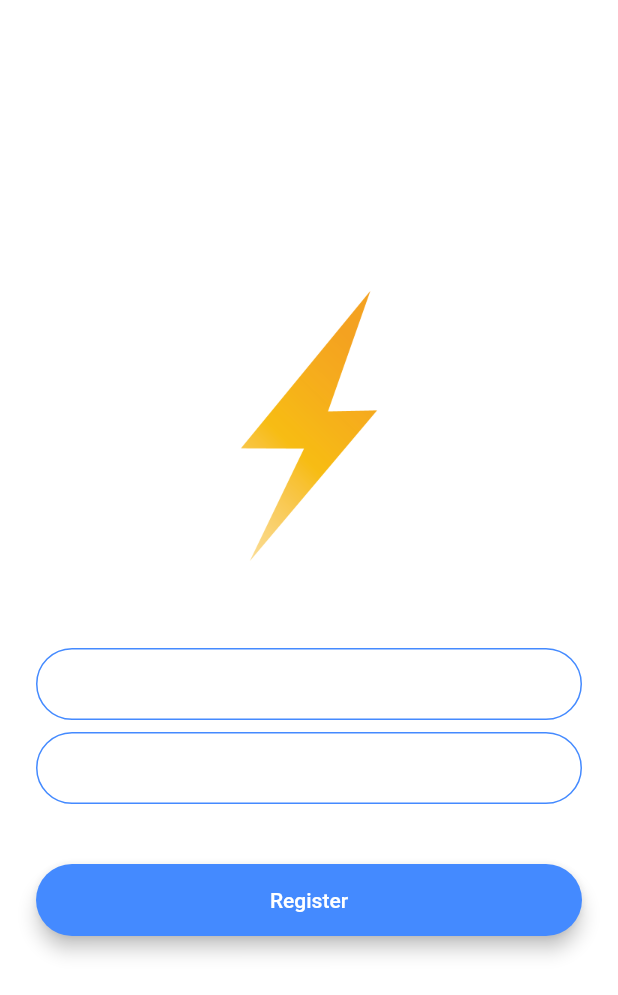
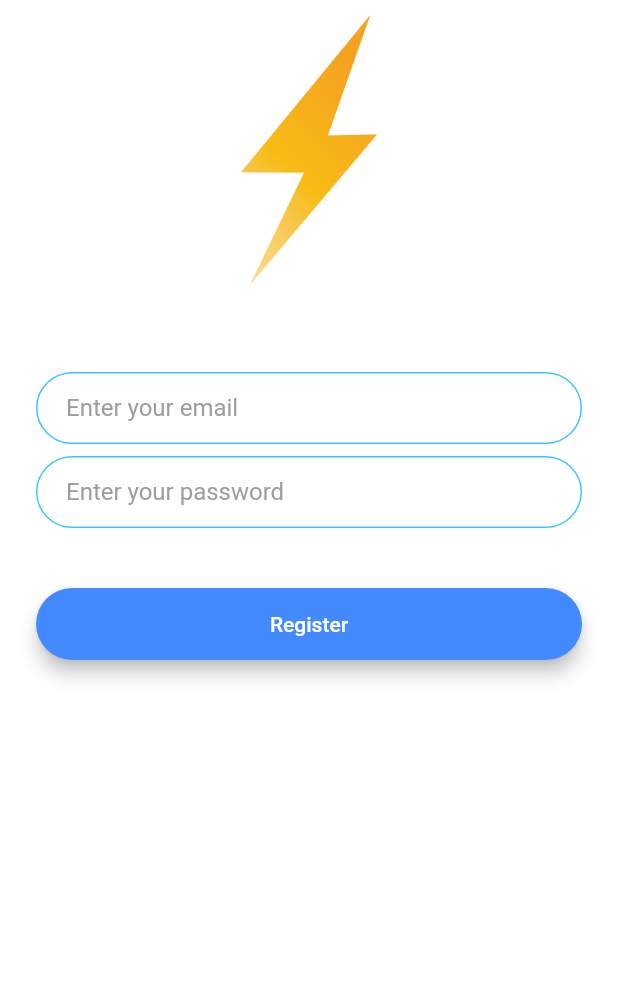
Before and after one commit to littlewind/flutter-dev-bootcamp, a Flutter app: the screen it shows after launch, after a tap on "Register", on a phone screen of 412 x 824 dp. Shown: the top 995 px of the screen. Run offline on Flutter 3.47's test engine with Material 2 defaults, Android fonts, the phone set to English and light mode, and no system bars; our stand-ins replace animated_text_kit, audioplayers, flutter_spinkit, font_awesome_flutter, geolocator, rflutter_alert.

Commit message:
Prepackaged Animation & Code Refactoring

```diff
--- /dev/null
+++ b/flash_chat/lib/components/rounded_button.dart
@@ -0,0 +1,31 @@
+import 'package:flutter/material.dart';
+
+class RoundedButton extends StatelessWidget {
+
+  RoundedButton({@required this.title, @required this.color, @required this.onPressed});
+
+  final String title;
+  final Color color;
+  final Function onPressed;
+
+  @override
+  Widget build(BuildContext context) {
+    return Padding(
+      padding: EdgeInsets.symmetric(vertical: 16.0),
+      child: Material(
+        elevation: 5.0,
+        color: color,
+        borderRadius: BorderRadius.circular(30.0),
+        child: MaterialButton(
+          onPressed: onPressed,
+          minWidth: 200.0,
+          height: 42.0,
+          child: Text(
+            title,
+          ),
+        ),
+      ),
+    );
+  }
+
+}
--- a/flash_chat/lib/constants.dart
+++ b/flash_chat/lib/constants.dart
@@ -17,3 +17,20 @@
     top: BorderSide(color: Colors.lightBlueAccent, width: 2.0),
   ),
 );
+
+const kTextFieldDecoration = InputDecoration(
+  hintText: 'Enter your email',
+  hintStyle: TextStyle(color: Colors.grey),
+  contentPadding: EdgeInsets.symmetric(vertical: 10.0, horizontal: 20.0),
+  border: OutlineInputBorder(
+    borderRadius: BorderRadius.all(Radius.circular(32.0)),
+  ),
+  enabledBorder: OutlineInputBorder(
+    borderSide: BorderSide(color: Colors.lightBlueAccent, width: 1.0),
+    borderRadius: BorderRadius.all(Radius.circular(32.0)),
+  ),
+  focusedBorder: OutlineInputBorder(
+    borderSide: BorderSide(color: Colors.lightBlueAccent, width: 2.0),
+    borderRadius: BorderRadius.all(Radius.circular(32.0)),
+  ),
+);
--- a/flash_chat/lib/screens/login_screen.dart
+++ b/flash_chat/lib/screens/login_screen.dart
@@ -1,3 +1,5 @@
+import 'package:flash_chat/components/rounded_button.dart';
+import 'package:flash_chat/constants.dart';
 import 'package:flutter/material.dart';
 
 class LoginScreen extends StatefulWidget {
@@ -14,6 +16,7 @@
       backgroundColor: Colors.white,
       body: Padding(
         padding: EdgeInsets.symmetric(horizontal: 24.0),
+        child: SingleChildScrollView(
           child: Column(
             mainAxisAlignment: MainAxisAlignment.center,
             crossAxisAlignment: CrossAxisAlignment.stretch,
@@ -32,24 +35,8 @@
                 onChanged: (value) {
                   //Do something with the user input.
                 },
-              decoration: InputDecoration(
-                hintText: 'Enter your email',
-                contentPadding:
-                    EdgeInsets.symmetric(vertical: 10.0, horizontal: 20.0),
-                border: OutlineInputBorder(
-                  borderRadius: BorderRadius.all(Radius.circular(32.0)),
-                ),
-                enabledBorder: OutlineInputBorder(
-                  borderSide:
-                      BorderSide(color: Colors.lightBlueAccent, width: 1.0),
-                  borderRadius: BorderRadius.all(Radius.circular(32.0)),
-                ),
-                focusedBorder: OutlineInputBorder(
-                  borderSide:
-                      BorderSide(color: Colors.lightBlueAccent, width: 2.0),
-                  borderRadius: BorderRadius.all(Radius.circular(32.0)),
-                ),
-              ),
+                style: TextStyle(color: Colors.black),
+                decoration: kTextFieldDecoration,
               ),
               SizedBox(
                 height: 8.0,
@@ -58,47 +45,20 @@
                 onChanged: (value) {
                   //Do something with the user input.
                 },
-              decoration: InputDecoration(
-                hintText: 'Enter your password.',
-                contentPadding:
-                    EdgeInsets.symmetric(vertical: 10.0, horizontal: 20.0),
-                border: OutlineInputBorder(
-                  borderRadius: BorderRadius.all(Radius.circular(32.0)),
-                ),
-                enabledBorder: OutlineInputBorder(
-                  borderSide:
-                      BorderSide(color: Colors.lightBlueAccent, width: 1.0),
-                  borderRadius: BorderRadius.all(Radius.circular(32.0)),
-                ),
-                focusedBorder: OutlineInputBorder(
-                  borderSide:
-                      BorderSide(color: Colors.lightBlueAccent, width: 2.0),
-                  borderRadius: BorderRadius.all(Radius.circular(32.0)),
-                ),
-              ),
+                style: TextStyle(color: Colors.black),
+                decoration: kTextFieldDecoration.copyWith(hintText: 'Enter your password'),
               ),
               SizedBox(
                 height: 24.0,
               ),
-            Padding(
-              padding: EdgeInsets.symmetric(vertical: 16.0),
-              child: Material(
+              RoundedButton(
+                title: 'Log In',
                 color: Colors.lightBlueAccent,
-                borderRadius: BorderRadius.all(Radius.circular(30.0)),
-                elevation: 5.0,
-                child: MaterialButton(
                 onPressed: () {
-                    //Implement login functionality.
                 },
-                  minWidth: 200.0,
-                  height: 42.0,
-                  child: Text(
-                    'Log In',
-                  ),
-                ),
-              ),
               ),
             ],
+          ),
         ),
       ),
     );
--- a/flash_chat/lib/screens/registration_screen.dart
+++ b/flash_chat/lib/screens/registration_screen.dart
@@ -1,3 +1,5 @@
+import 'package:flash_chat/components/rounded_button.dart';
+import 'package:flash_chat/constants.dart';
 import 'package:flutter/material.dart';
 
 class RegistrationScreen extends StatefulWidget {
@@ -14,6 +16,7 @@
       backgroundColor: Colors.white,
       body: Padding(
         padding: EdgeInsets.symmetric(horizontal: 24.0),
+        child: SingleChildScrollView(
           child: Column(
             mainAxisAlignment: MainAxisAlignment.center,
             crossAxisAlignment: CrossAxisAlignment.stretch,
@@ -32,22 +35,8 @@
                 onChanged: (value) {
                   //Do something with the user input.
                 },
-              decoration: InputDecoration(
-                hintText: 'Enter your email',
-                contentPadding:
-                    EdgeInsets.symmetric(vertical: 10.0, horizontal: 20.0),
-                border: OutlineInputBorder(
-                  borderRadius: BorderRadius.all(Radius.circular(32.0)),
-                ),
-                enabledBorder: OutlineInputBorder(
-                  borderSide: BorderSide(color: Colors.blueAccent, width: 1.0),
-                  borderRadius: BorderRadius.all(Radius.circular(32.0)),
-                ),
-                focusedBorder: OutlineInputBorder(
-                  borderSide: BorderSide(color: Colors.blueAccent, width: 2.0),
-                  borderRadius: BorderRadius.all(Radius.circular(32.0)),
-                ),
-              ),
+                style: TextStyle(color: Colors.black),
+                decoration: kTextFieldDecoration,
               ),
               SizedBox(
                 height: 8.0,
@@ -56,46 +45,20 @@
                 onChanged: (value) {
                   //Do something with the user input.
                 },
-              decoration: InputDecoration(
-                hintText: 'Enter your password',
-                contentPadding:
-                    EdgeInsets.symmetric(vertical: 10.0, horizontal: 20.0),
-                border: OutlineInputBorder(
-                  borderRadius: BorderRadius.all(Radius.circular(32.0)),
-                ),
-                enabledBorder: OutlineInputBorder(
-                  borderSide: BorderSide(color: Colors.blueAccent, width: 1.0),
-                  borderRadius: BorderRadius.all(Radius.circular(32.0)),
-                ),
-                focusedBorder: OutlineInputBorder(
-                  borderSide: BorderSide(color: Colors.blueAccent, width: 2.0),
-                  borderRadius: BorderRadius.all(Radius.circular(32.0)),
-                ),
-              ),
+                style: TextStyle(color: Colors.black),
+                decoration: kTextFieldDecoration.copyWith(hintText: 'Enter your password'),
               ),
               SizedBox(
                 height: 24.0,
               ),
-            Padding(
-              padding: EdgeInsets.symmetric(vertical: 16.0),
-              child: Material(
+              RoundedButton(
+                title: 'Register',
                 color: Colors.blueAccent,
-                borderRadius: BorderRadius.all(Radius.circular(30.0)),
-                elevation: 5.0,
-                child: MaterialButton(
                 onPressed: () {
-                    //Implement registration functionality.
                 },
-                  minWidth: 200.0,
-                  height: 42.0,
-                  child: Text(
-                    'Register',
-                    style: TextStyle(color: Colors.white),
-                  ),
-                ),
-              ),
               ),
             ],
+          ),
         ),
       ),
     );
--- a/flash_chat/lib/screens/welcome_screen.dart
+++ b/flash_chat/lib/screens/welcome_screen.dart
@@ -1,3 +1,5 @@
+import 'package:animated_text_kit/animated_text_kit.dart';
+import 'package:flash_chat/components/rounded_button.dart';
 import 'package:flash_chat/screens/login_screen.dart';
 import 'package:flash_chat/screens/registration_screen.dart';
 import 'package:flutter/material.dart';
@@ -23,7 +25,8 @@
     );
 
     // animation = CurvedAnimation(parent: controller, curve: Curves.decelerate);
-    animation  = ColorTween(begin: Colors.blueGrey, end: Colors.white).animate(controller);
+    animation = ColorTween(begin: Colors.blueGrey, end: Colors.white)
+        .animate(controller);
 
     controller.forward();
 
@@ -65,10 +68,12 @@
                     height: 60,
                   ),
                 ),
-                Text(
-                  'Flash Chat',
-                  style: TextStyle(
+                TypewriterAnimatedTextKit(
+                  text: ['Flash Chat'],
+                  speed: Duration(seconds: 1),
+                  textStyle: TextStyle(
                     fontSize: 45.0,
+                    color: Colors.black,
                     fontWeight: FontWeight.w900,
                   ),
                 ),
@@ -77,41 +82,19 @@
             SizedBox(
               height: 48.0,
             ),
-            Padding(
-              padding: EdgeInsets.symmetric(vertical: 16.0),
-              child: Material(
-                elevation: 5.0,
+            RoundedButton(
+              title: 'Log In',
               color: Colors.lightBlueAccent,
-                borderRadius: BorderRadius.circular(30.0),
-                child: MaterialButton(
               onPressed: () {
                 Navigator.pushNamed(context, LoginScreen.id);
               },
-                  minWidth: 200.0,
-                  height: 42.0,
-                  child: Text(
-                    'Log In',
             ),
-                ),
-              ),
-            ),
-            Padding(
-              padding: EdgeInsets.symmetric(vertical: 16.0),
-              child: Material(
+            RoundedButton(
+              title: 'Register',
               color: Colors.blueAccent,
-                borderRadius: BorderRadius.circular(30.0),
-                elevation: 5.0,
-                child: MaterialButton(
               onPressed: () {
                 Navigator.pushNamed(context, RegistrationScreen.id);
               },
-                  minWidth: 200.0,
-                  height: 42.0,
-                  child: Text(
-                    'Register',
-                  ),
-                ),
-              ),
             ),
           ],
         ),
--- a/flash_chat/pubspec.yaml
+++ b/flash_chat/pubspec.yaml
@@ -12,6 +12,8 @@
 
   cupertino_icons: ^0.1.3
 
+  animated_text_kit: ^2.3.0
+
 dev_dependencies:
   flutter_test:
     sdk: flutter
```
Also changed, not shown: flash_chat/pubspec.lock. Lines whose indentation alone changed are shown as unchanged.
